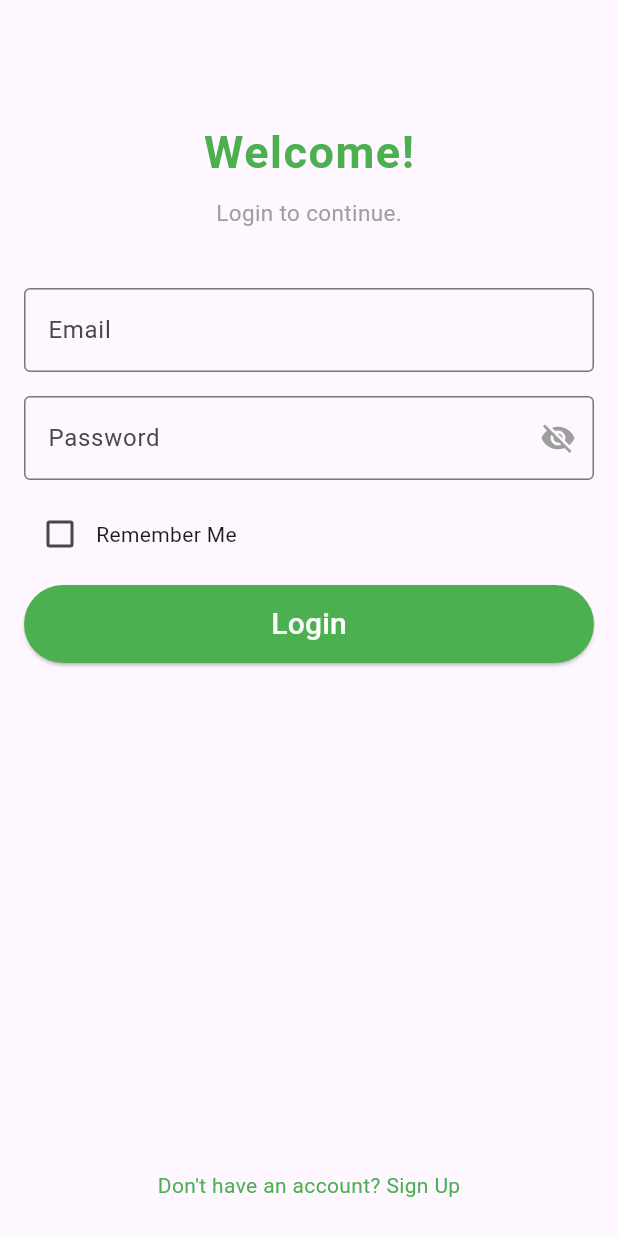
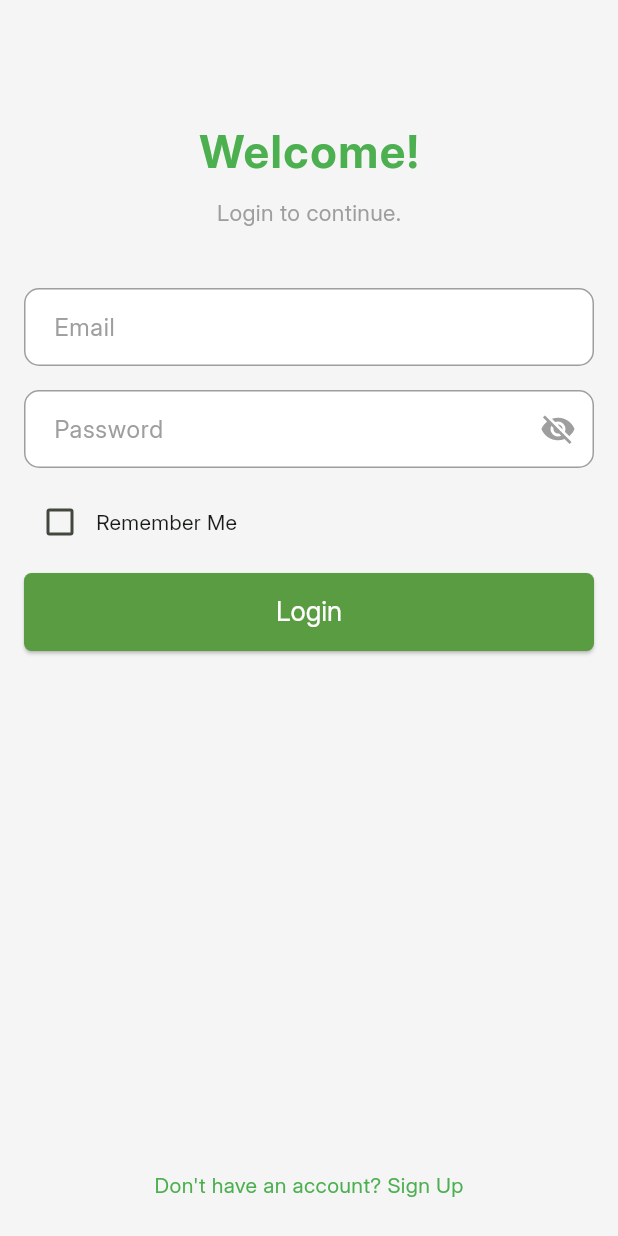
Before and after one commit to sanjev2/WHEELS, a Flutter app: the screen it shows after launch, after a tap on "Skip", on a phone screen of 412 x 824 dp. Run offline on Flutter 3.47's test engine with Material 3 defaults, Android fonts, the phone set to English and light mode, and no system bars.

Commit message:
sprint 2 work

```diff
--- a/lib/app.dart
+++ b/lib/app.dart
@@ -1,5 +1,6 @@
 import 'package:flutter/material.dart';
 import 'package:wheels_flutter/screens/splash_screen.dart';
+import 'package:wheels_flutter/theme/theme_data.dart';
 
 class App extends StatelessWidget {
   const App({super.key});
@@ -7,8 +8,9 @@ class App extends StatelessWidget {
   @override
   Widget build(BuildContext context) {
     return MaterialApp(
+      title: 'Wheels',
       debugShowCheckedModeBanner: false,
-      theme: ThemeData(primarySwatch: Colors.green),
+      theme: getApplicationTheme(),
       home: const SplashScreen(),
     );
   }
--- /dev/null
+++ b/lib/theme/appbar_theme.dart
@@ -0,0 +1,22 @@
+import 'package:flutter/material.dart';
+
+AppBarTheme getAppBarTheme() {
+  return const AppBarTheme(
+    centerTitle: true,
+
+    elevation: 0,
+    scrolledUnderElevation: 4,
+
+    backgroundColor: Color(0xFF5A9C41),
+    shadowColor: Colors.black,
+
+    titleTextStyle: TextStyle(
+      fontFamily: 'Inter Bold',
+      fontSize: 20,
+      fontWeight: FontWeight.bold,
+      color: Colors.white,
+    ),
+
+    iconTheme: IconThemeData(color: Colors.white),
+  );
+}
--- /dev/null
+++ b/lib/theme/bottom_navigation_theme.dart
@@ -0,0 +1,21 @@
+import 'package:flutter/material.dart';
+
+BottomNavigationBarThemeData getBottomNavigationTheme() {
+  const Color primaryColor = Color(0xFF5A9C41);
+
+  return const BottomNavigationBarThemeData(
+    backgroundColor: Colors.white,
+
+    selectedItemColor: primaryColor,
+    unselectedItemColor: Colors.grey,
+
+    showSelectedLabels: true,
+    showUnselectedLabels: true,
+
+    selectedLabelStyle: TextStyle(fontSize: 12, fontWeight: FontWeight.w600),
+    unselectedLabelStyle: TextStyle(fontSize: 12, fontWeight: FontWeight.w400),
+
+    type: BottomNavigationBarType.fixed,
+    elevation: 8,
+  );
+}
--- /dev/null
+++ b/lib/theme/elevatedbutton_theme.dart
@@ -0,0 +1,18 @@
+import 'package:flutter/material.dart';
+
+ElevatedButtonThemeData getElevatedButtonTheme() {
+  return ElevatedButtonThemeData(
+    style: ElevatedButton.styleFrom(
+      backgroundColor: const Color(0xFF5A9C41),
+      foregroundColor: Colors.white,
+
+      textStyle: const TextStyle(
+        fontSize: 18,
+        fontWeight: FontWeight.w500,
+        fontFamily: 'Inter Regular',
+      ),
+
+      shape: RoundedRectangleBorder(borderRadius: BorderRadius.circular(5)),
+    ),
+  );
+}
--- /dev/null
+++ b/lib/theme/input_decoration_theme.dart
@@ -0,0 +1,32 @@
+import 'package:flutter/material.dart';
+
+InputDecorationTheme getInputDecorationTheme() {
+  return InputDecorationTheme(
+    filled: true,
+    fillColor: Colors.white,
+    labelStyle: const TextStyle(
+      color: Colors.grey,
+      fontFamily: 'Inter Regular',
+      fontWeight: FontWeight.w500,
+    ),
+    hintStyle: const TextStyle(color: Colors.grey, fontFamily: 'Inter Regular'),
+    border: OutlineInputBorder(borderRadius: BorderRadius.circular(10)),
+    enabledBorder: OutlineInputBorder(
+      borderRadius: BorderRadius.circular(10),
+      borderSide: const BorderSide(color: Colors.grey),
+    ),
+    focusedBorder: OutlineInputBorder(
+      borderRadius: BorderRadius.circular(10),
+      borderSide: const BorderSide(color: Color(0xFF5A9C41)),
+    ),
+    errorBorder: OutlineInputBorder(
+      borderRadius: BorderRadius.circular(10),
+      borderSide: const BorderSide(color: Colors.red),
+    ),
+    focusedErrorBorder: OutlineInputBorder(
+      borderRadius: BorderRadius.circular(10),
+      borderSide: const BorderSide(color: Colors.red),
+    ),
+    contentPadding: const EdgeInsets.symmetric(horizontal: 16, vertical: 14),
+  );
+}
--- /dev/null
+++ b/lib/theme/scaffold_theme.dart
@@ -0,0 +1,11 @@
+import 'package:flutter/material.dart';
+
+Color getScaffoldBackgroundColor() {
+  return Colors.grey.shade100;
+}
+
+ThemeData applyScaffoldTheme(ThemeData baseTheme) {
+  return baseTheme.copyWith(
+    scaffoldBackgroundColor: getScaffoldBackgroundColor(),
+  );
+}
--- /dev/null
+++ b/lib/theme/theme_data.dart
@@ -0,0 +1,59 @@
+import 'package:flutter/material.dart';
+import 'package:wheels_flutter/theme/appbar_theme.dart';
+import 'package:wheels_flutter/theme/bottom_navigation_theme.dart';
+import 'package:wheels_flutter/theme/elevatedbutton_theme.dart';
+import 'package:wheels_flutter/theme/input_decoration_theme.dart';
+import 'package:wheels_flutter/theme/scaffold_theme.dart';
+
+ThemeData getApplicationTheme() {
+  const Color primaryColor = Color(0xFF5A9C41);
+
+  ThemeData theme = ThemeData(
+    useMaterial3: true,
+    fontFamily: 'Inter Regular',
+    colorScheme: ColorScheme.fromSeed(
+      seedColor: primaryColor,
+      brightness: Brightness.light,
+    ),
+    appBarTheme: getAppBarTheme(),
+    bottomNavigationBarTheme: getBottomNavigationTheme(),
+    elevatedButtonTheme: getElevatedButtonTheme(),
+    inputDecorationTheme: getInputDecorationTheme(),
+    textButtonTheme: TextButtonThemeData(
+      style: TextButton.styleFrom(foregroundColor: primaryColor),
+    ),
+    outlinedButtonTheme: OutlinedButtonThemeData(
+      style: OutlinedButton.styleFrom(
+        foregroundColor: primaryColor,
+        side: const BorderSide(color: primaryColor),
+        shape: RoundedRectangleBorder(borderRadius: BorderRadius.circular(10)),
+      ),
+    ),
+
+    textTheme: const TextTheme(
+      displayLarge: TextStyle(fontWeight: FontWeight.w400),
+      displayMedium: TextStyle(fontWeight: FontWeight.w400),
+      displaySmall: TextStyle(fontWeight: FontWeight.w400),
+
+      headlineLarge: TextStyle(fontWeight: FontWeight.w400),
+      headlineMedium: TextStyle(fontWeight: FontWeight.w400),
+      headlineSmall: TextStyle(fontWeight: FontWeight.w400),
+
+      titleLarge: TextStyle(fontWeight: FontWeight.w400),
+      titleMedium: TextStyle(fontWeight: FontWeight.w400),
+      titleSmall: TextStyle(fontWeight: FontWeight.w400),
+
+      bodyLarge: TextStyle(fontWeight: FontWeight.w400),
+      bodyMedium: TextStyle(fontWeight: FontWeight.w400),
+      bodySmall: TextStyle(fontWeight: FontWeight.w400),
+
+      labelLarge: TextStyle(fontWeight: FontWeight.w400),
+      labelMedium: TextStyle(fontWeight: FontWeight.w400),
+      labelSmall: TextStyle(fontWeight: FontWeight.w400),
+    ),
+  );
+
+  theme = applyScaffoldTheme(theme);
+
+  return theme;
+}
--- a/lib/widgets/my_button.dart
+++ b/lib/widgets/my_button.dart
@@ -9,15 +9,9 @@ class MyButton extends StatelessWidget {
   @override
   Widget build(BuildContext context) {
     return ElevatedButton(
-      style: ElevatedButton.styleFrom(
-        backgroundColor: Colors.green,
-        padding: const EdgeInsets.symmetric(horizontal: 20, vertical: 10),
-      ),
+      style: Theme.of(context).elevatedButtonTheme.style,
       onPressed: onPressed,
-      child: Text(
-        text,
-        style: const TextStyle(color: Colors.white, fontSize: 20),
-      ),
+      child: Text(text),
     );
   }
 }
--- a/lib/widgets/my_textformfield.dart
+++ b/lib/widgets/my_textformfield.dart
@@ -23,10 +23,7 @@ class MyTextFormField extends StatelessWidget {
       onChanged: onChanged,
       validator: validator,
       keyboardType: keyboardType,
-      decoration: InputDecoration(
-        labelText: label,
-        border: const OutlineInputBorder(),
-      ),
+      decoration: InputDecoration(labelText: label),
     );
   }
 }
```
Also changed, not shown: pubspec.yaml (+29 -4 lines).
